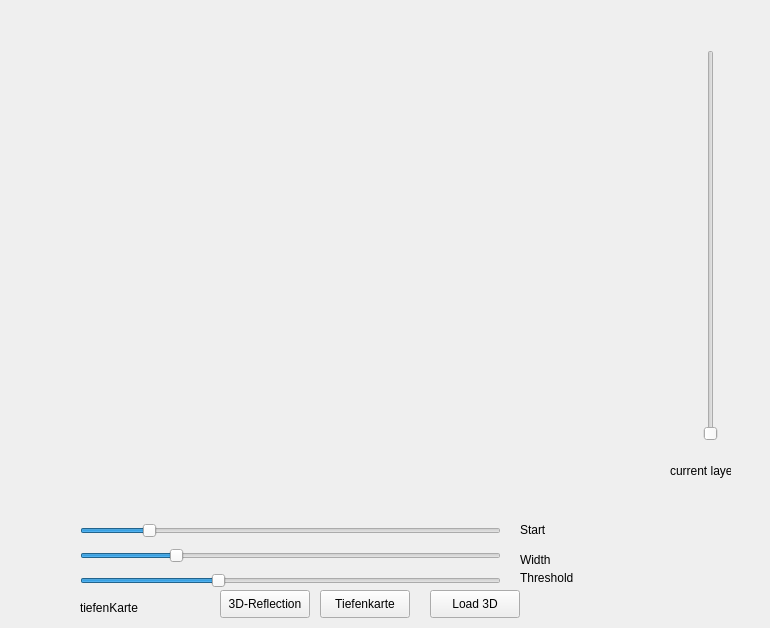
Qt form app/imageloader.ui (danikhani/CTScan_MT) before a commit.
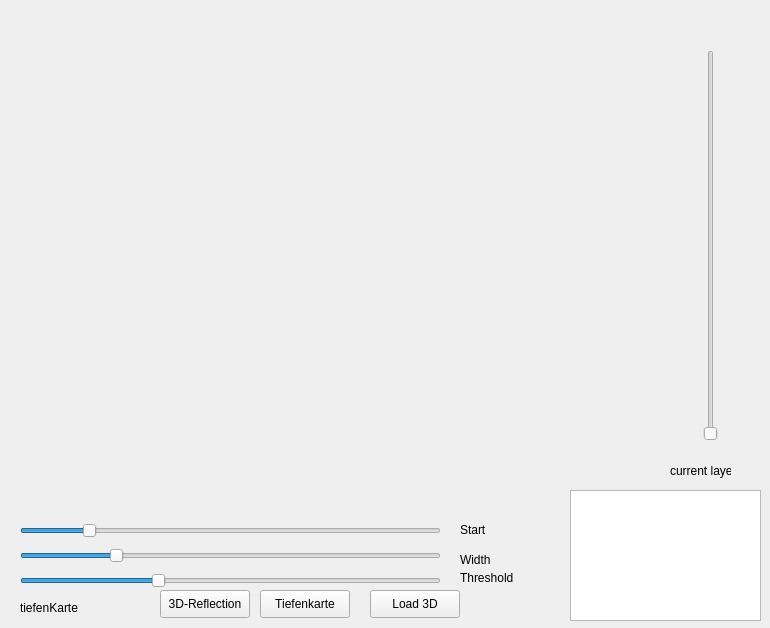
The same form after that commit.

What changed in the file:
```diff
--- a/app/imageloader.ui
+++ b/app/imageloader.ui
@@ -32,7 +32,7 @@
   <widget class="QPushButton" name="pushButton_tiefenKarte">
    <property name="geometry">
     <rect>
-     <x>320</x>
+     <x>260</x>
      <y>590</y>
      <width>90</width>
      <height>28</height>
@@ -45,7 +45,7 @@
   <widget class="QSlider" name="slider_threshold">
    <property name="geometry">
     <rect>
-     <x>80</x>
+     <x>20</x>
      <y>570</y>
      <width>421</width>
      <height>22</height>
@@ -70,7 +70,7 @@
   <widget class="QLabel" name="label_image_2">
    <property name="geometry">
     <rect>
-     <x>60</x>
+     <x>20</x>
      <y>0</y>
      <width>512</width>
      <height>512</height>
@@ -83,7 +83,7 @@
   <widget class="QLabel" name="label_tiefenKarte">
    <property name="geometry">
     <rect>
-     <x>80</x>
+     <x>20</x>
      <y>600</y>
      <width>111</width>
      <height>16</height>
@@ -96,7 +96,7 @@
   <widget class="QLabel" name="label_threshold">
    <property name="geometry">
     <rect>
-     <x>520</x>
+     <x>460</x>
      <y>570</y>
      <width>111</width>
      <height>16</height>
@@ -109,7 +109,7 @@
   <widget class="QSlider" name="slider_start">
    <property name="geometry">
     <rect>
-     <x>80</x>
+     <x>20</x>
      <y>520</y>
      <width>421</width>
      <height>22</height>
@@ -134,7 +134,7 @@
   <widget class="QSlider" name="slider_width">
    <property name="geometry">
     <rect>
-     <x>80</x>
+     <x>20</x>
      <y>545</y>
      <width>421</width>
      <height>21</height>
@@ -156,7 +156,7 @@
   <widget class="QLabel" name="label_start">
    <property name="geometry">
     <rect>
-     <x>520</x>
+     <x>460</x>
      <y>520</y>
      <width>121</width>
      <height>20</height>
@@ -172,7 +172,7 @@
   <widget class="QPushButton" name="pushButton_reflect">
    <property name="geometry">
     <rect>
-     <x>220</x>
+     <x>160</x>
      <y>590</y>
      <width>90</width>
      <height>28</height>
@@ -185,7 +185,7 @@
   <widget class="QLabel" name="label_width">
    <property name="geometry">
     <rect>
-     <x>520</x>
+     <x>460</x>
      <y>550</y>
      <width>111</width>
      <height>20</height>
@@ -211,7 +211,7 @@
   <widget class="QPushButton" name="pushButton_layered">
    <property name="geometry">
     <rect>
-     <x>430</x>
+     <x>370</x>
      <y>590</y>
      <width>90</width>
      <height>28</height>
@@ -221,6 +221,16 @@
     <string>Load 3D</string>
    </property>
   </widget>
+  <widget class="QTextEdit" name="textEdit">
+   <property name="geometry">
+    <rect>
+     <x>570</x>
+     <y>490</y>
+     <width>191</width>
+     <height>131</height>
+    </rect>
+   </property>
+  </widget>
  </widget>
  <resources/>
  <connections/>
```
